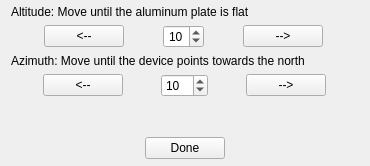
First picture: the form in recalibrate.ui, repository marzooqy/Muon_Detector_Frame, before the edit.
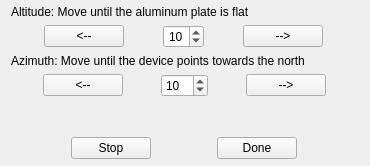
Second picture: the form after the edit.

What changed in the file:
```diff
--- a/recalibrate.ui
+++ b/recalibrate.ui
@@ -19,7 +19,7 @@
   <property name="maximumSize">
    <size>
     <width>370</width>
-    <height>166</height>
+    <height>168</height>
    </size>
   </property>
   <property name="font">
@@ -165,12 +165,35 @@
      </property>
     </spacer>
    </item>
-   <item alignment="Qt::AlignHCenter">
-    <widget class="QPushButton" name="pushButton">
-     <property name="text">
-      <string>Done</string>
-     </property>
-    </widget>
+   <item>
+    <layout class="QHBoxLayout" name="horizontalLayout_2">
+     <item>
+      <widget class="QPushButton" name="stopButton">
+       <property name="sizePolicy">
+        <sizepolicy hsizetype="Fixed" vsizetype="Fixed">
+         <horstretch>0</horstretch>
+         <verstretch>0</verstretch>
+        </sizepolicy>
+       </property>
+       <property name="text">
+        <string>Stop</string>
+       </property>
+      </widget>
+     </item>
+     <item>
+      <widget class="QPushButton" name="doneButton">
+       <property name="sizePolicy">
+        <sizepolicy hsizetype="Fixed" vsizetype="Fixed">
+         <horstretch>0</horstretch>
+         <verstretch>0</verstretch>
+        </sizepolicy>
+       </property>
+       <property name="text">
+        <string>Done</string>
+       </property>
+      </widget>
+     </item>
+    </layout>
    </item>
   </layout>
  </widget>
```
Left out of the diff: 8 changed lines with no effect on the pictures.
